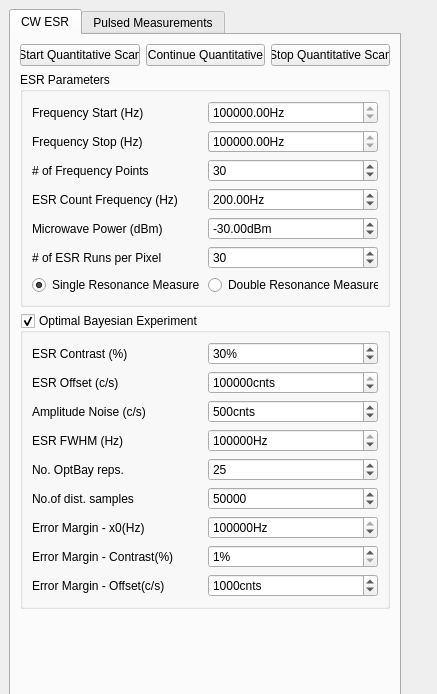
The window that gui/qafm/ui_quantitative_mode.ui (sriharijayaram5/qudi) describes before a commit, drawn with Qt 5.
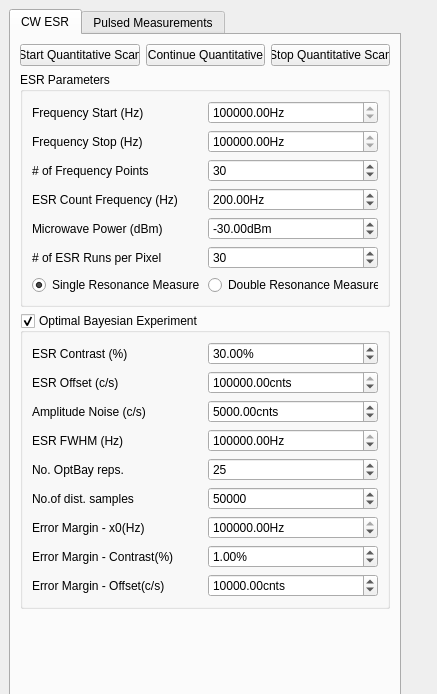
The same window after the commit. Custom widgets are drawn as their Qt base class.

```diff
--- a/gui/qafm/ui_quantitative_mode.ui
+++ b/gui/qafm/ui_quantitative_mode.ui
@@ -275,18 +275,12 @@
            </widget>
           </item>
           <item>
-           <widget class="ScienSpinBox" name="esr_contrast_SpinBox">
+           <widget class="ScienDSpinBox" name="esr_contrast_SpinBox">
             <property name="suffix">
              <string>%</string>
             </property>
-            <property name="minimum">
-             <number>-1000</number>
-            </property>
-            <property name="maximum">
-             <number>1000</number>
-            </property>
             <property name="value">
-             <number>30</number>
+             <double>30.000000000000000</double>
             </property>
            </widget>
           </item>
@@ -302,18 +296,15 @@
            </widget>
           </item>
           <item>
-           <widget class="ScienSpinBox" name="esr_offset_SpinBox">
+           <widget class="ScienDSpinBox" name="esr_offset_SpinBox">
             <property name="suffix">
              <string>cnts</string>
             </property>
-            <property name="minimum">
-             <number>1</number>
-            </property>
             <property name="maximum">
-             <number>1000000000</number>
+             <double>9999999999999999583119736832.000000000000000</double>
             </property>
             <property name="value">
-             <number>100000</number>
+             <double>100000.000000000000000</double>
             </property>
            </widget>
           </item>
@@ -329,18 +320,15 @@
            </widget>
           </item>
           <item>
-           <widget class="ScienSpinBox" name="esr_noise_SpinBox">
+           <widget class="ScienDSpinBox" name="esr_noise_SpinBox">
             <property name="suffix">
              <string>cnts</string>
             </property>
-            <property name="minimum">
-             <number>1</number>
-            </property>
             <property name="maximum">
-             <number>1000000000</number>
+             <double>9999999999999999635896294965248.000000000000000</double>
             </property>
             <property name="value">
-             <number>500</number>
+             <double>5000.000000000000000</double>
             </property>
            </widget>
           </item>
@@ -356,18 +344,15 @@
            </widget>
           </item>
           <item>
-           <widget class="ScienSpinBox" name="esr_fwhm_SpinBox">
+           <widget class="ScienDSpinBox" name="esr_fwhm_SpinBox">
             <property name="suffix">
              <string>Hz</string>
             </property>
-            <property name="minimum">
-             <number>1</number>
-            </property>
             <property name="maximum">
-             <number>1000000000</number>
+             <double>999999999.000000000000000</double>
             </property>
             <property name="value">
-             <number>7000000</number>
+             <double>7000000.000000000000000</double>
             </property>
            </widget>
           </item>
@@ -437,18 +422,15 @@
            </widget>
           </item>
           <item>
-           <widget class="ScienSpinBox" name="esr_errorMarginCenter_SpinBox">
+           <widget class="ScienDSpinBox" name="esr_errorMarginCenter_SpinBox">
             <property name="suffix">
              <string>Hz</string>
             </property>
-            <property name="minimum">
-             <number>1</number>
-            </property>
             <property name="maximum">
-             <number>1000000000</number>
+             <double>999999999.000000000000000</double>
             </property>
             <property name="value">
-             <number>100000</number>
+             <double>1000000.000000000000000</double>
             </property>
            </widget>
           </item>
@@ -464,18 +446,15 @@
            </widget>
           </item>
           <item>
-           <widget class="ScienSpinBox" name="esr_errorMarginContrast_SpinBox">
+           <widget class="ScienDSpinBox" name="esr_errorMarginContrast_SpinBox">
             <property name="suffix">
              <string>%</string>
             </property>
-            <property name="minimum">
-             <number>1</number>
-            </property>
             <property name="maximum">
-             <number>1000000000</number>
+             <double>100.000000000000000</double>
             </property>
             <property name="value">
-             <number>1</number>
+             <double>1.000000000000000</double>
             </property>
            </widget>
           </item>
@@ -491,18 +470,15 @@
            </widget>
           </item>
           <item>
-           <widget class="ScienSpinBox" name="esr_errorMarginOffset_SpinBox">
+           <widget class="ScienDSpinBox" name="esr_errorMarginOffset_SpinBox">
             <property name="suffix">
              <string>cnts</string>
             </property>
-            <property name="minimum">
-             <number>1</number>
-            </property>
             <property name="maximum">
-             <number>1000000000</number>
+             <double>9999999.000000000000000</double>
             </property>
             <property name="value">
-             <number>1000</number>
+             <double>10000.000000000000000</double>
             </property>
            </widget>
           </item>
```
Left out of the diff: 9 changed lines with no effect on the pictures.
